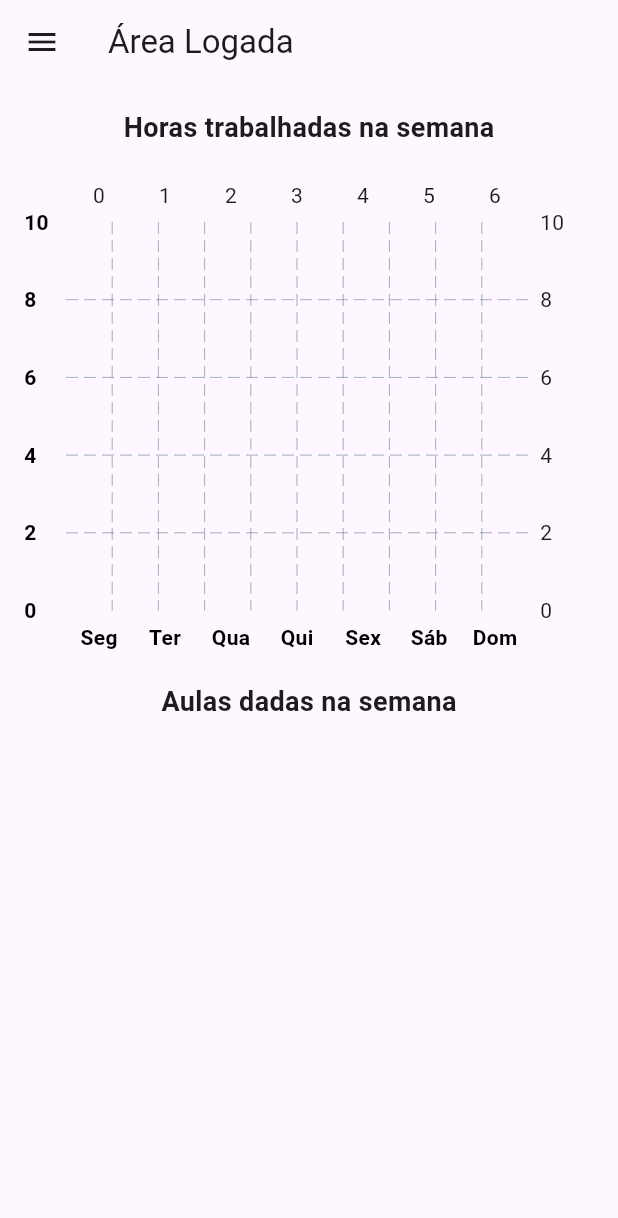
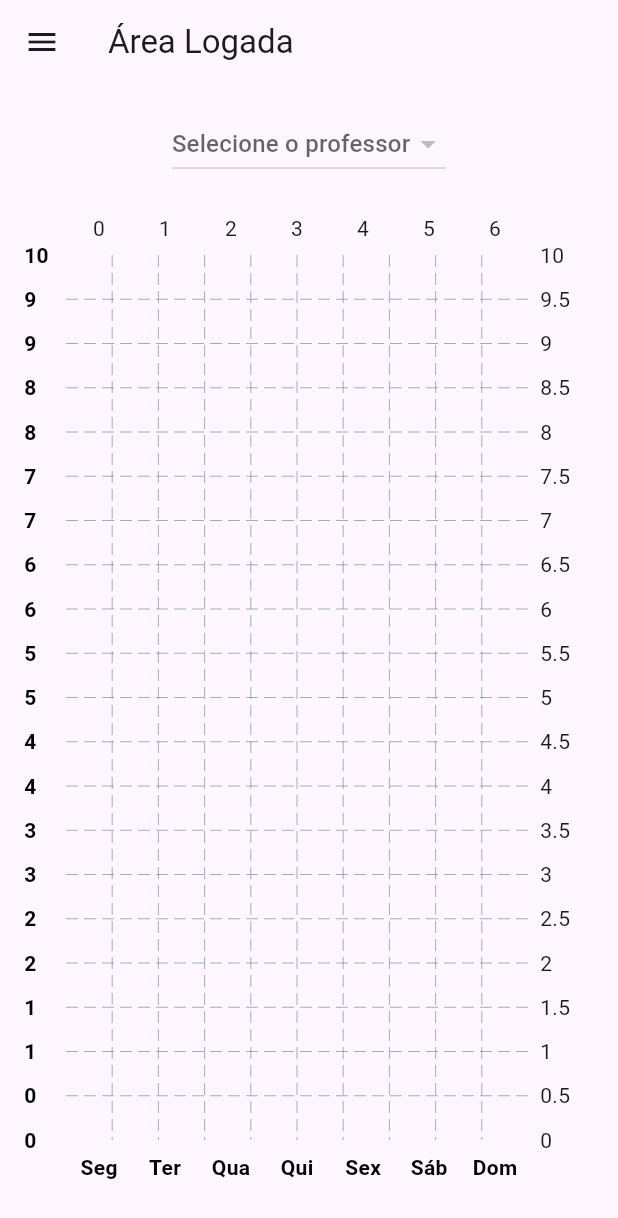
Before and after one commit to oFelpxz/Time_Track_Management, a Flutter app: the LoggedInScreen screen opened directly, on a phone screen of 412 x 824 dp. Shown: the top 1218 px of the screen. Run offline on Flutter 3.47's test engine with Material 3 defaults, Android fonts, the phone set to English and light mode, and no system bars; drawn by our look-alikes of fl_chart; our stand-ins replace csv, firebase_auth, firebase_core, firebase_database; accounts and stored records are empty.

Commit message:
Ajustado grafico de pontos, agora filtrando pelos professores, ajuste de pontos e relatorio

```diff
--- a/lib/logged_in_screen.dart
+++ b/lib/logged_in_screen.dart
@@ -14,6 +14,7 @@ class LoggedInScreen extends StatefulWidget {
 class _LoggedInScreenState extends State<LoggedInScreen> {
   final databaseReference = FirebaseDatabase.instance.ref();
   List<Map<String, dynamic>> aulas = [];
+  List<String> professores = [];
   Map<String, int> diasSemanaCount = {
     'Segunda-Feira': 0,
     'Terça-Feira': 0,
@@ -23,6 +24,7 @@ class _LoggedInScreenState extends State<LoggedInScreen> {
     'Sábado': 0,
     'Domingo': 0,
   };
+  String? selectedProfessor;
 
   @override
   void initState() {
@@ -41,6 +43,7 @@ class _LoggedInScreenState extends State<LoggedInScreen> {
       Map<dynamic, dynamic> data = snapshot.snapshot.value as Map<dynamic, dynamic>;
       print(data);
       aulas.clear();
+      professores.clear();
       diasSemanaCount.updateAll((key, value) => 0);
 
       // Adiciona cada aula à lista e conta os dias da semana
@@ -50,7 +53,12 @@ class _LoggedInScreenState extends State<LoggedInScreen> {
           'horaInicio': value['horaInicio'],
           'horaTermino': value['horaTermino'],
           'diaSemana': value['diaSemana'],
+          'dataRegistro': value['dataRegistro'],
+          'professor': value['professor'],
         });
+        if (!professores.contains(value['professor'])) {
+          professores.add(value['professor']);
+        }
         diasSemanaCount[value['diaSemana']] = (diasSemanaCount[value['diaSemana']] ?? 0) + 1;
       });
       // Atualiza o estado da tela
@@ -62,6 +70,10 @@ class _LoggedInScreenState extends State<LoggedInScreen> {
 
   @override
   Widget build(BuildContext context) {
+    List<Map<String, dynamic>> filteredAulas = selectedProfessor == null
+        ? aulas
+        : aulas.where((aula) => aula['professor'] == selectedProfessor).toList();
+
     return Scaffold(
       appBar: AppBar(
         title: Text('Área Logada'),
@@ -127,12 +139,20 @@ class _LoggedInScreenState extends State<LoggedInScreen> {
         padding: const EdgeInsets.all(16.0),
         child: Column(
           children: <Widget>[
-            Text(
-              'Horas trabalhadas na semana',
-              style: TextStyle(
-                fontSize: 18,
-                fontWeight: FontWeight.bold,
-              ),
+            DropdownButton<String>(
+              hint: Text("Selecione o professor"),
+              value: selectedProfessor,
+              onChanged: (String? newValue) {
+                setState(() {
+                  selectedProfessor = newValue;
+                });
+              },
+              items: professores.map<DropdownMenuItem<String>>((String value) {
+                return DropdownMenuItem<String>(
+                  value: value,
+                  child: Text(value),
+                );
+              }).toList(),
             ),
             SizedBox(height: 20),
             Expanded(
@@ -210,7 +230,10 @@ class _LoggedInScreenState extends State<LoggedInScreen> {
                       x: 0,
                       barRods: [
                         BarChartRodData(
-                          toY: diasSemanaCount['Segunda-Feira']!.toDouble(),
+                          toY: filteredAulas
+                              .where((aula) => aula['diaSemana'] == 'Segunda-Feira')
+                              .length
+                              .toDouble(),
                           color: Colors.lightBlueAccent,
                           width: 15,
                           borderSide: BorderSide(color: Colors.greenAccent, width: 1),
@@ -221,7 +244,10 @@ class _LoggedInScreenState extends State<LoggedInScreen> {
                       x: 1,
                       barRods: [
                         BarChartRodData(
-                          toY: diasSemanaCount['Terça-Feira']!.toDouble(),
+                          toY: filteredAulas
+                              .where((aula) => aula['diaSemana'] == 'Terça-Feira')
+                              .length
+                              .toDouble(),
                           color: Colors.lightBlueAccent,
                           width: 15,
                           borderSide: BorderSide(color: Colors.greenAccent, width: 1),
@@ -232,7 +258,10 @@ class _LoggedInScreenState extends State<LoggedInScreen> {
                       x: 2,
                       barRods: [
                         BarChartRodData(
-                          toY: diasSemanaCount['Quarta-Feira']!.toDouble(),
+                          toY: filteredAulas
+                              .where((aula) => aula['diaSemana'] == 'Quarta-Feira')
+                              .length
+                              .toDouble(),
                           color: Colors.lightBlueAccent,
                           width: 15,
                           borderSide: BorderSide(color: Colors.greenAccent, width: 1),
@@ -243,7 +272,10 @@ class _LoggedInScreenState extends State<LoggedInScreen> {
                       x: 3,
                       barRods: [
                         BarChartRodData(
-                          toY: diasSemanaCount['Quinta-Feira']!.toDouble(),
+                          toY: filteredAulas
+                              .where((aula) => aula['diaSemana'] == 'Quinta-Feira')
+                              .length
+                              .toDouble(),
                           color: Colors.lightBlueAccent,
                           width: 15,
                           borderSide: BorderSide(color: Colors.greenAccent, width: 1),
@@ -254,7 +286,10 @@ class _LoggedInScreenState extends State<LoggedInScreen> {
                       x: 4,
                       barRods: [
                         BarChartRodData(
-                          toY: diasSemanaCount['Sexta-Feira']!.toDouble(),
+                          toY: filteredAulas
+                              .where((aula) => aula['diaSemana'] == 'Sexta-Feira')
+                              .length
+                              .toDouble(),
                           color: Colors.lightBlueAccent,
                           width: 15,
                           borderSide: BorderSide(color: Colors.greenAccent, width: 1),
@@ -265,7 +300,10 @@ class _LoggedInScreenState extends State<LoggedInScreen> {
                       x: 5,
                       barRods: [
                         BarChartRodData(
-                          toY: diasSemanaCount['Sábado']!.toDouble(),
+                          toY: filteredAulas
+                              .where((aula) => aula['diaSemana'] == 'Sábado')
+                              .length
+                              .toDouble(),
                           color: Colors.lightBlueAccent,
                           width: 15,
                           borderSide: BorderSide(color: Colors.greenAccent, width: 1),
@@ -276,7 +314,10 @@ class _LoggedInScreenState extends State<LoggedInScreen> {
                       x: 6,
                       barRods: [
                         BarChartRodData(
-                          toY: diasSemanaCount['Domingo']!.toDouble(),
+                          toY: filteredAulas
+                              .where((aula) => aula['diaSemana'] == 'Domingo')
+                              .length
+                              .toDouble(),
                           color: Colors.lightBlueAccent,
                           width: 15,
                           borderSide: BorderSide(color: Colors.greenAccent, width: 1),
@@ -288,27 +329,25 @@ class _LoggedInScreenState extends State<LoggedInScreen> {
               ),
             ),
             SizedBox(height: 20),
+            if (selectedProfessor != null) ...[
               Text(
-              'Aulas dadas na semana',
-              style: TextStyle(
-                fontSize: 18,
-                fontWeight: FontWeight.bold,
+                'Aulas do professor $selectedProfessor',
+                style: TextStyle(fontSize: 20, fontWeight: FontWeight.bold),
               ),
-            ),
-            SizedBox(height: 10),
               Expanded(
                 child: ListView.builder(
-                itemCount: aulas.length,
+                  itemCount: filteredAulas.length,
                   itemBuilder: (context, index) {
-                  final aula = aulas[index];
+                    var aula = filteredAulas[index];
                     return ListTile(
                       title: Text(aula['disciplina']),
                       subtitle: Text(
-                        '${aula['diaSemana']}: ${aula['horaInicio']} - ${aula['horaTermino']}'),
+                          '${aula['diaSemana']}, ${aula['horaInicio']} - ${aula['horaTermino']},${aula['dataRegistro']}'),
                     );
                   },
                 ),
               ),
+            ],
           ],
         ),
       ),
--- a/pubspec.yaml
+++ b/pubspec.yaml
@@ -14,6 +14,8 @@ dependencies:
   csv: ^5.0.0
   path_provider: ^2.0.11
   fl_chart: ^0.68.0
+  intl: ^0.19.0
+  flutter_typeahead: ^5.0.0
   flutter:
     sdk: flutter
 
```
Also changed, not shown: lib/data_display_screen.dart (+56 -3 lines), lib/forgot_password_screen.dart (line endings or trailing spaces), lib/monthly_report_screen.dart (line endings or trailing spaces), lib/sign_up_screen.dart (line endings or trailing spaces). Lines whose indentation alone changed are shown as unchanged.
